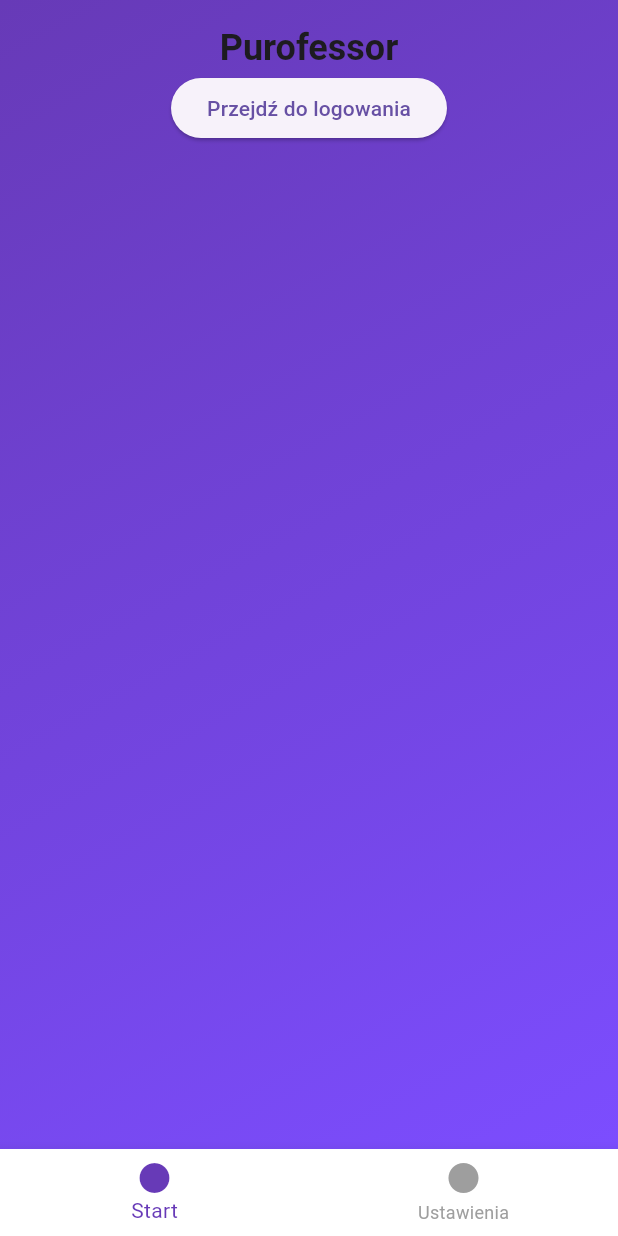
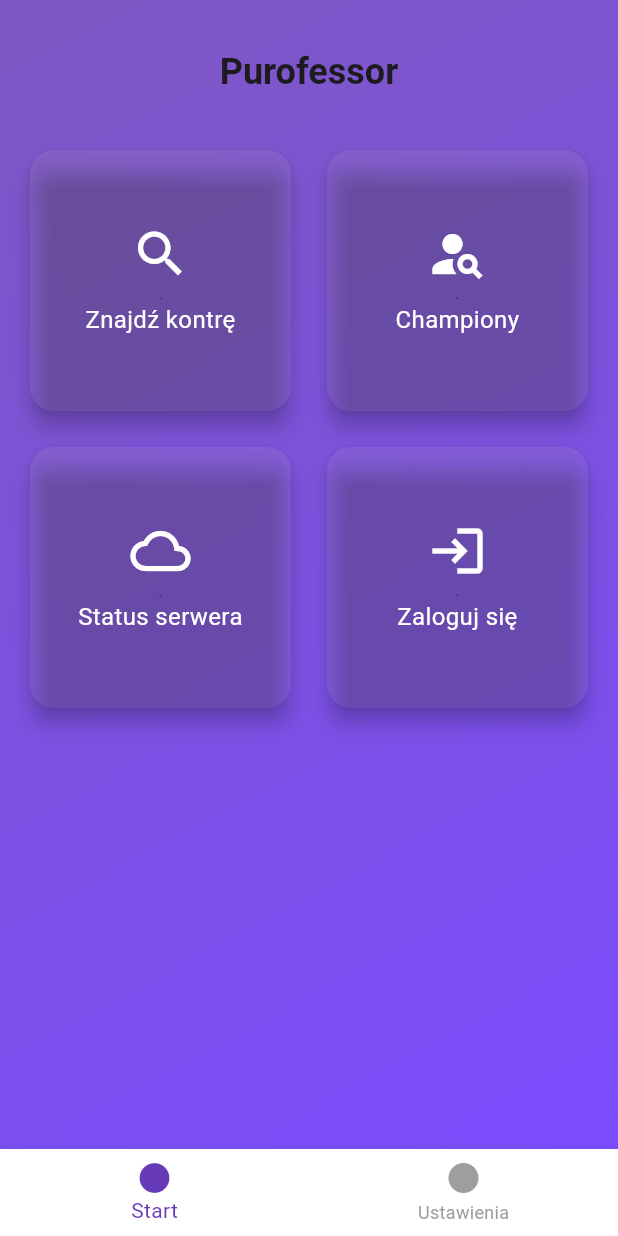
Before and after one commit to MRR-Team/PurofessorMobile, a Flutter app: the screen it shows after launch, on a phone screen of 412 x 824 dp. Run offline on Flutter 3.47's test engine with Material 3 defaults, Android fonts, the phone set to English and light mode, and no system bars; our stand-ins replace flutter_dotenv, shared_preferences; accounts and stored records are empty.

Commit message:
Refactor: Enhance home page with tiles and navigation
- Introduced `HomeTile` widget for a consistent and visually appealing way to display options on the home screen.
- Updated `HomePage` to use a `GridView` of `HomeTile` widgets for navigation to different sections (Find Counter, Champions, Server Status, Profile/Login).
- Improved the visual design of the home page with updated background colors and centered text.
- Added navigation logic to `HomeController` for each tile action.
- Animated the visibility of filters on the `ChampionSearchPage` for a smoother user experience.
- Removed the "Continue as Guest" button from the `LoginForm` as navigation is now handled through the home page tiles.
- Adjusted the gradient colors in `AppBackground`.

```diff
--- a/lib/src/features/home/presentation/pages/home_page.dart
+++ b/lib/src/features/home/presentation/pages/home_page.dart
@@ -1,7 +1,7 @@
 import 'package:flutter/material.dart';
 import 'package:purofessor_mobile/src/core/constants/app_constatns.dart';
 import 'package:purofessor_mobile/src/features/home/presentation/controllers/home_controller.dart';
-import 'package:purofessor_mobile/src/shared/presentation/widgets/button.dart';
+import 'package:purofessor_mobile/src/features/home/presentation/widgets/home_tile.dart';
 import 'package:purofessor_mobile/src/shared/presentation/widgets/app_background.dart';
 import 'package:purofessor_mobile/src/features/auth/presentation/controllers/auth_controller.dart';
 import 'package:purofessor_mobile/src/shared/presentation/widgets/app_button_navigation_bar.dart';
@@ -13,12 +13,16 @@ class HomePage extends StatelessWidget {
   @override
   Widget build(BuildContext context) {
     final viewPage = HomePageModel();
+    final authController = context.watch<AuthController>();
 
     return Scaffold(
       bottomNavigationBar: AppBottomNavigationBar(),
       body: AppBackground(
         child: SafeArea(
+          child: Padding(
+            padding: const EdgeInsets.all(16),
             child: Column(
+              crossAxisAlignment: CrossAxisAlignment.stretch,
               children: [
                 const SizedBox(height: 16),
                 Text(
@@ -26,16 +30,46 @@ class HomePage extends StatelessWidget {
                   style: Theme.of(context).textTheme.headlineSmall?.copyWith(
                     fontWeight: FontWeight.bold,
                   ),
+                  textAlign: TextAlign.center,
                 ),
-
-              if (!context.watch<AuthController>().isLoggedIn)
-                Button(
-                  label: 'Przejdź do logowania',
-                  onPressed: () => viewPage.onLoginPressed(context),
+                const SizedBox(height: 32),
+                Expanded(
+                  child: GridView.count(
+                    crossAxisCount: 2,
+                    crossAxisSpacing: 16,
+                    mainAxisSpacing: 16,
+                    children: [
+                      HomeTile(
+                        label: 'Znajdź kontrę',
+                        icon: Icons.search,
+                        onTap: () => viewPage.onFindCounterPressed(context),
                       ),
-
-              const Spacer(),
+                      HomeTile(
+                        label: 'Championy',
+                        icon: Icons.person_search,
+                        onTap: () => viewPage.onChampionsPressed(context),
+                      ),
+                      HomeTile(
+                        label: 'Status serwera',
+                        icon: Icons.cloud_outlined,
+                        onTap: () => viewPage.onServerStatusPressed(context),
+                      ),
+                      HomeTile(
+                        label: authController.isLoggedIn ? 'Profil' : 'Zaloguj się',
+                        icon: authController.isLoggedIn ? Icons.person : Icons.login,
+                        onTap: () {
+                          if (authController.isLoggedIn) {
+                            viewPage.onProfilePressed(context);
+                          } else {
+                            viewPage.onLoginPressed(context);
+                          }
+                        },
+                      ),
                     ],
+                  ),
+                ),
+              ],
+            ),
           ),
         ),
       ),
--- /dev/null
+++ b/lib/src/features/home/presentation/widgets/home_tile.dart
@@ -0,0 +1,42 @@
+import 'package:flutter/material.dart';
+
+class HomeTile extends StatelessWidget {
+  final String label;
+  final IconData icon;
+  final VoidCallback onTap;
+
+  const HomeTile({
+    super.key,
+    required this.label,
+    required this.icon,
+    required this.onTap,
+  });
+
+  @override
+  Widget build(BuildContext context) {
+    return Card(
+      elevation: 6,
+      shape: RoundedRectangleBorder(borderRadius: BorderRadius.circular(16)),
+      color: Colors.white.withAlpha((0.08 * 255).round()),
+      child: InkWell(
+        borderRadius: BorderRadius.circular(16),
+        onTap: onTap,
+        child: Padding(
+          padding: const EdgeInsets.all(16),
+          child: Column(
+            mainAxisAlignment: MainAxisAlignment.center,
+            children: [
+              Icon(icon, size: 40, color: Colors.white),
+              const SizedBox(height: 12),
+              Text(
+                label,
+                style: const TextStyle(color: Colors.white, fontSize: 16),
+                textAlign: TextAlign.center,
+              ),
+            ],
+          ),
+        ),
+      ),
+    );
+  }
+}
--- a/lib/src/shared/presentation/widgets/app_background.dart
+++ b/lib/src/shared/presentation/widgets/app_background.dart
@@ -17,7 +17,7 @@ class AppBackground extends StatelessWidget {
           colors:
               isDark
                   ? [Colors.black, Colors.grey.shade900]
-                  : [Colors.deepPurple, Colors.deepPurpleAccent],
+                  : [Colors.deepPurple.shade400, Colors.deepPurpleAccent],
           begin: Alignment.topLeft,
           end: Alignment.bottomRight,
         ),
```
Also changed, not shown: lib/src/features/auth/presentation/widgets/login_form.dart (+0 -12 lines), lib/src/features/champion/presentation/pages/champion_search_page.dart (+8 -3 lines), lib/src/features/home/presentation/controllers/home_controller.dart (+18 -2 lines). Lines whose indentation alone changed are shown as unchanged.
